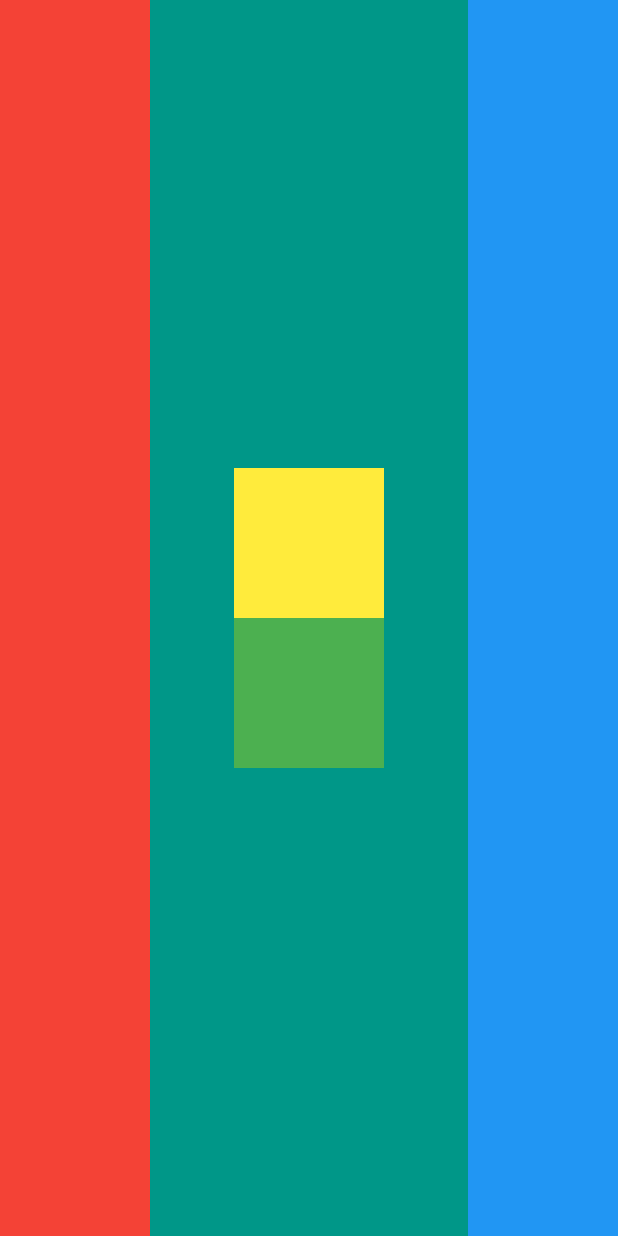
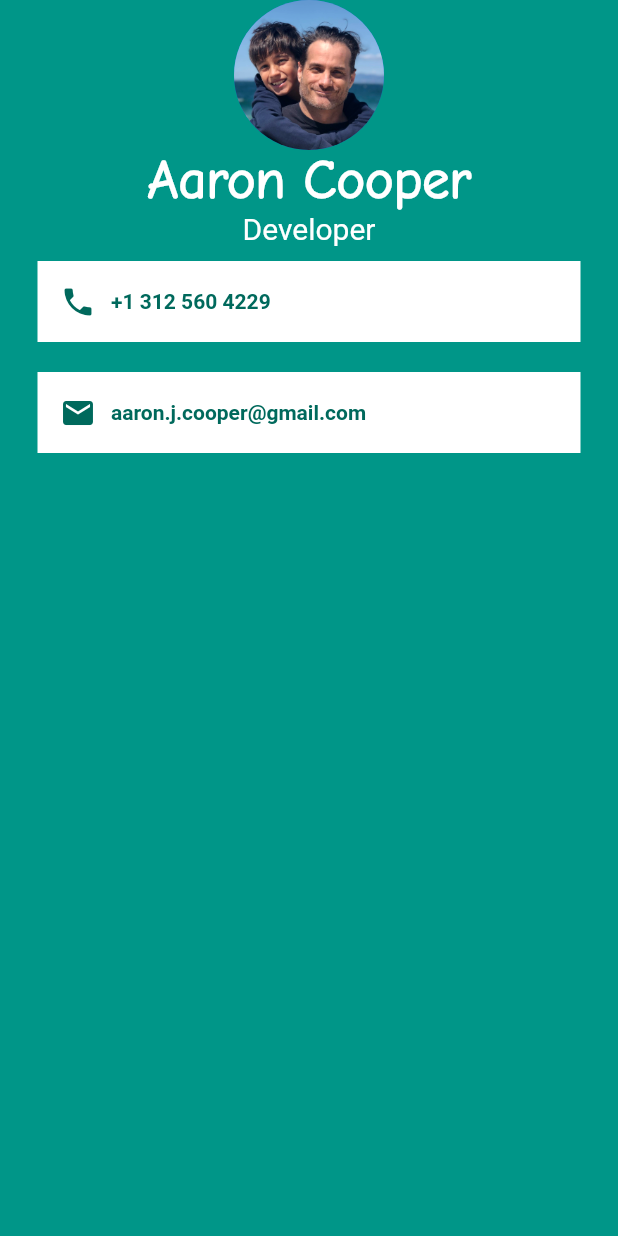
Before and after one commit to acooper306/flutter_test, a Flutter app: the screen it shows after launch, on a phone screen of 412 x 824 dp. Run offline on Flutter 3.47's test engine with Material 2 defaults, Android fonts, the light colour scheme and no system bars.

Commit message:
MiCard Project

```diff
--- a/lib/main.dart
+++ b/lib/main.dart
@@ -1,42 +1,87 @@
 import 'package:flutter/material.dart';
 
 void main() {
-  runApp(
-    MaterialApp(
+  runApp(MyApp());
+}
+
+class MyApp extends StatelessWidget {
+  @override
+  Widget build(BuildContext context) {
+    return MaterialApp(
       home: Scaffold(
         backgroundColor: Colors.teal,
         body: SafeArea(
-            child: Row(
-              mainAxisAlignment: MainAxisAlignment.spaceBetween,
+            child: Column(
           children: <Widget>[
-                Container(
-                  width: 100,
-                  height: double.infinity,
-                  color: Colors.red,
+            CircleAvatar(
+              radius: 50.0,
+              backgroundImage: AssetImage('images/cooper.jpg'),
             ),
-                Column(
-                  mainAxisAlignment: MainAxisAlignment.center,
-                  children: <Widget>[
-                    Container(
-                      width: 100,
-                      height: 100,
-                      color: Colors.yellow,
+            Text(
+              "Aaron Cooper",
+              style: TextStyle(
+                  fontWeight: FontWeight.w600,
+                  fontSize: 36.0,
+                  fontFamily: 'ComicNeue',
+                  color: Colors.white),
+            ),
+            Text(
+              "Developer",
+              style: TextStyle(
+                  fontWeight: FontWeight.normal,
+                  fontSize: 20.0,
+                 // fontFamily: 'Merriweather',
+                  color: Colors.white),
             ),
             Container(
-                      width: 100,
-                      height: 100,
-                      color: Colors.green,
+              padding: EdgeInsets.all(15.0),
+              margin: EdgeInsets.symmetric(vertical: 10.0, horizontal: 25.0,),
+              color: Colors.white,
+              child: Row(
+                children: <Widget>[
+                  Icon(
+                    Icons.phone,
+                    color: Colors.teal[800],
+                    ),
+                  SizedBox(
+                    width: 10,
+                  ),
+                  Text(
+                    "+1 312 560 4229",
+                    style: TextStyle(
+                      color: Colors.teal[800],
+                      fontWeight: FontWeight.bold,
+                    ),
                   ),
                 ],
                 ),
+            ),
             Container(
-                  width: 100,
-                  height: double.infinity,
-                  color: Colors.blue,
+              padding: EdgeInsets.all(15.0),
+              margin: EdgeInsets.symmetric(vertical: 10.0, horizontal: 25.0,),
+              color: Colors.white,
+              child: Row(
+                children: <Widget>[
+                  Icon(
+                    Icons.email,
+                    color: Colors.teal[800],
+                    ),
+                  SizedBox(
+                    width: 10,
+                  ),
+                  Text(
+                    "aaron.j.cooper@gmail.com",
+                    style: TextStyle(
+                      color: Colors.teal[800],
+                      fontWeight: FontWeight.bold,
+                    ),
                   ),
                 ],
                 ),
+            )
+          ],
         )),
       ),
     );
   }
+}
```
Also changed, not shown: pubspec.yaml (+10 -0 lines), fonts/ComicNeue-Regular.ttf (added), fonts/Merriweather-Regular.ttf (added), fonts/OpenSans-Regular.ttf (added), images/cooper.jpg (added), images/diamond.png (deleted), images/flower.png (deleted). Lines whose indentation alone changed are shown as unchanged.
